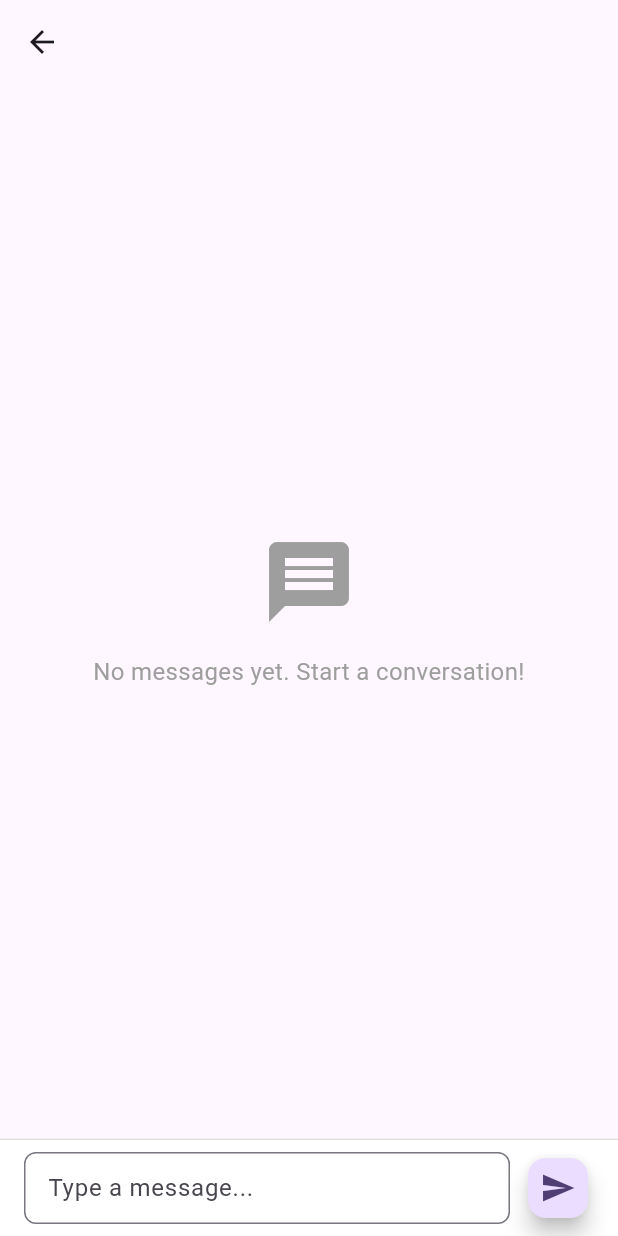
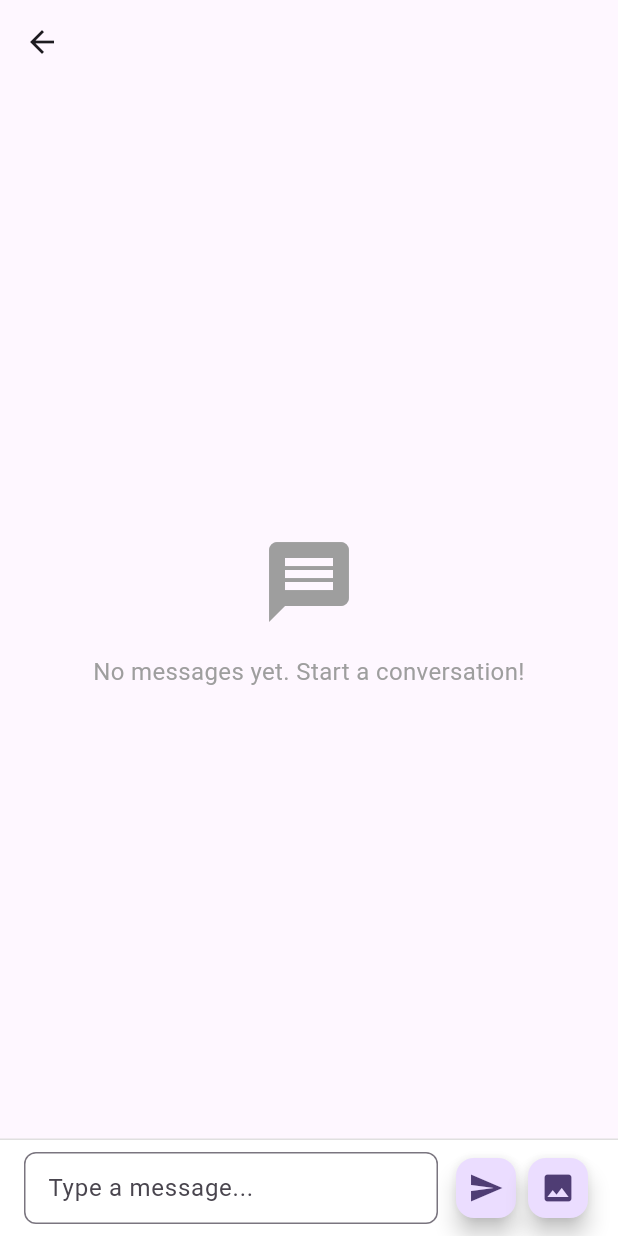
Before and after one commit to sabbirahmed6amtech/6amChat, a Flutter app: the ChatView screen opened directly with empty values, on a phone screen of 412 x 824 dp. Run offline on Flutter 3.47's test engine with Material 3 defaults, Android fonts, the phone set to English and light mode, and no system bars; our stand-ins replace cloud_firestore, firebase_auth, firebase_core, firebase_database, get, get_it and 1 more; accounts and stored records are empty.

Commit message:
feat: add image picker option and send image with text

```diff
--- a/lib/domain/entities/message_entity.dart
+++ b/lib/domain/entities/message_entity.dart
@@ -1,3 +1,5 @@
+enum MessageType { text, image }
+
 class MessageEntity {
   final String id;
   final String chatId;
@@ -5,6 +7,8 @@ class MessageEntity {
   final String senderName;
   final String message;
   final DateTime timestamp;
+  final MessageType messageType;
+  final String? imageBase64;
 
   MessageEntity({
     required this.id,
@@ -13,5 +17,9 @@ class MessageEntity {
     required this.senderName,
     required this.message,
     required this.timestamp,
+    this.messageType = MessageType.text,
+    this.imageBase64,
   });
+
+  bool get isImage => messageType == MessageType.image && imageBase64 != null;
 }
--- a/lib/presentation/modules/chat/chat_view.dart
+++ b/lib/presentation/modules/chat/chat_view.dart
@@ -38,7 +38,14 @@ class ChatView extends StatelessWidget {
     });
 
     return Scaffold(
-      appBar: AppBar(title: Text(recipientName), centerTitle: true),
+      appBar: AppBar(
+        title: Text(recipientName),
+        centerTitle: true,
+        leading: IconButton(
+          icon: const Icon(Icons.arrow_back),
+          onPressed: () => Get.back(),
+        ),
+      ),
       body: Column(
         children: [
           Expanded(
@@ -91,6 +98,8 @@ class ChatView extends StatelessWidget {
                           message: message.message,
                           senderName: message.senderName,
                           isCurrentUser: isCurrentUser,
+                          isImage: message.isImage,
+                          imageBase64: message.imageBase64,
                         );
                       },
                     ),
@@ -99,11 +108,22 @@ class ChatView extends StatelessWidget {
               },
             ),
           ),
-          MessageInputField(
-            controller: messageController,
-            onSend: () async {
-              await controller.sendMessage(messageController.text);
-              messageController.clear();
+          GetBuilder<ChatController>(
+            builder: (controller) {
+              return MessageInputField(
+                controller: messageController,
+                selectedImageBase64: controller.selectedImageBase64.value,
+                onRemoveImage: () {
+                  controller.clearSelectedImage();
+                },
+                onSend: () async {
+                  await controller.sendMessage(messageController.text);
+                  messageController.clear();
+                },
+                imagePicker: () async {
+                  await controller.pickImageFromGallery();
+                },
+              );
             },
           ),
         ],
--- a/lib/presentation/shared/widgets/message_input_field.dart
+++ b/lib/presentation/shared/widgets/message_input_field.dart
@@ -1,13 +1,20 @@
+import 'dart:convert';
 import 'package:flutter/material.dart';
 
 class MessageInputField extends StatelessWidget {
   final TextEditingController controller;
   final VoidCallback onSend;
+  final VoidCallback imagePicker;
+  final String? selectedImageBase64;
+  final VoidCallback? onRemoveImage;
 
   const MessageInputField({
     super.key,
     required this.controller,
     required this.onSend,
+    required this.imagePicker,
+    this.selectedImageBase64,
+    this.onRemoveImage,
   });
 
   @override
@@ -16,30 +23,84 @@ class MessageInputField extends StatelessWidget {
       padding: const EdgeInsets.symmetric(horizontal: 16, vertical: 8),
       decoration: BoxDecoration(
         color: Colors.white,
-        border: Border(
-          top: BorderSide(color: Colors.grey[300]!),
+        border: Border(top: BorderSide(color: Colors.grey[300]!)),
+      ),
+      child: Column(
+        mainAxisSize: MainAxisSize.min,
+        children: [
+          // Image preview
+          if (selectedImageBase64 != null)
+            Container(
+              margin: const EdgeInsets.only(bottom: 8),
+              child: Stack(
+                children: [
+                  ClipRRect(
+                    borderRadius: BorderRadius.circular(8),
+                    child: Image.memory(
+                      base64Decode(selectedImageBase64!),
+                      height: 100,
+                      width: 100,
+                      fit: BoxFit.cover,
                     ),
                   ),
-      child: Row(
+                  Positioned(
+                    top: 4,
+                    right: 4,
+                    child: GestureDetector(
+                      onTap: onRemoveImage,
+                      child: Container(
+                        padding: const EdgeInsets.all(4),
+                        decoration: const BoxDecoration(
+                          color: Colors.red,
+                          shape: BoxShape.circle,
+                        ),
+                        child: const Icon(
+                          Icons.close,
+                          size: 16,
+                          color: Colors.white,
+                        ),
+                      ),
+                    ),
+                  ),
+                ],
+              ),
+            ),
+          Row(
             children: [
               Expanded(
                 child: TextField(
                   controller: controller,
                   decoration: InputDecoration(
-                hintText: 'Type a message...',
+                    hintText: selectedImageBase64 != null
+                        ? 'Add a caption...'
+                        : 'Type a message...',
                     border: OutlineInputBorder(
                       borderRadius: BorderRadius.circular(8),
                       borderSide: BorderSide(color: Colors.grey[300]!),
                     ),
-                contentPadding: const EdgeInsets.symmetric(horizontal: 12, vertical: 8),
+                    contentPadding: const EdgeInsets.symmetric(
+                      horizontal: 12,
+                      vertical: 8,
+                    ),
                   ),
                 ),
               ),
               const SizedBox(width: 8),
               FloatingActionButton(
+                heroTag: 'sendButton',
                 mini: true,
                 onPressed: onSend,
                 child: const Icon(Icons.send),
+              ),
+              FloatingActionButton(
+                heroTag: 'imageButton',
+                onPressed: () {
+                  imagePicker();
+                },
+                mini: true,
+                child: const Icon(Icons.image),
+              ),
+            ],
           ),
         ],
       ),
--- a/pubspec.yaml
+++ b/pubspec.yaml
@@ -42,6 +42,8 @@ dependencies:
   get: ^4.7.3
   intl: ^0.20.2
   get_it: ^7.6.0
+  image_picker: ^1.2.1
+  image: ^4.7.2
 
 dev_dependencies:
   flutter_test:
```
Also changed, not shown: lib/data/repository/chat_repository_impl.dart (+40 -5 lines), lib/domain/repositories/chat_repository.dart (+8 -0 lines), lib/domain/usecases/chat_usecase.dart (+16 -0 lines), lib/presentation/modules/chat/chat_controller.dart (+80 -2 lines), lib/presentation/shared/widgets/message_bubble.dart (+77 -6 lines), pubspec.lock, 5 other files. Lines whose indentation alone changed are shown as unchanged.
